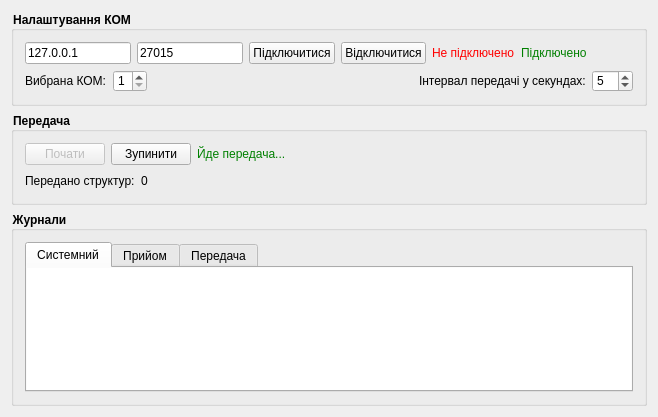
This is controller/ControllerWindow.ui in darkjedi9922/winsock-cw as Qt 5 draws it before an edit. The edited form follows.
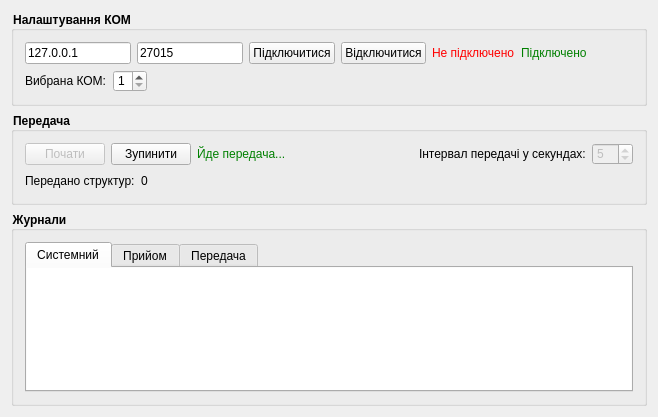
This is the edited form.

Commit message: Move delay spin-box to connection group.

The edit to the form file:
```diff
--- a/controller/ControllerWindow.ui
+++ b/controller/ControllerWindow.ui
@@ -149,28 +149,7 @@
          </spacer>
         </item>
         <item>
-         <layout class="QHBoxLayout" name="horizontalLayout_3">
-          <item>
-           <widget class="QLabel" name="label_3">
-            <property name="text">
-             <string>Інтервал передачі у секундах:</string>
-            </property>
-           </widget>
-          </item>
-          <item>
-           <widget class="QSpinBox" name="sendInterval">
-            <property name="minimum">
-             <number>1</number>
-            </property>
-            <property name="maximum">
-             <number>60</number>
-            </property>
-            <property name="value">
-             <number>5</number>
-            </property>
-           </widget>
-          </item>
-         </layout>
+         <layout class="QHBoxLayout" name="horizontalLayout_3"/>
         </item>
        </layout>
       </item>
@@ -235,6 +214,29 @@
           </property>
          </spacer>
         </item>
+        <item>
+         <widget class="QLabel" name="label_3">
+          <property name="text">
+           <string>Інтервал передачі у секундах:</string>
+          </property>
+         </widget>
+        </item>
+        <item>
+         <widget class="QSpinBox" name="sendInterval">
+          <property name="enabled">
+           <bool>false</bool>
+          </property>
+          <property name="minimum">
+           <number>1</number>
+          </property>
+          <property name="maximum">
+           <number>60</number>
+          </property>
+          <property name="value">
+           <number>5</number>
+          </property>
+         </widget>
+        </item>
        </layout>
       </item>
       <item>
```
The commit also changes 1 other file.
